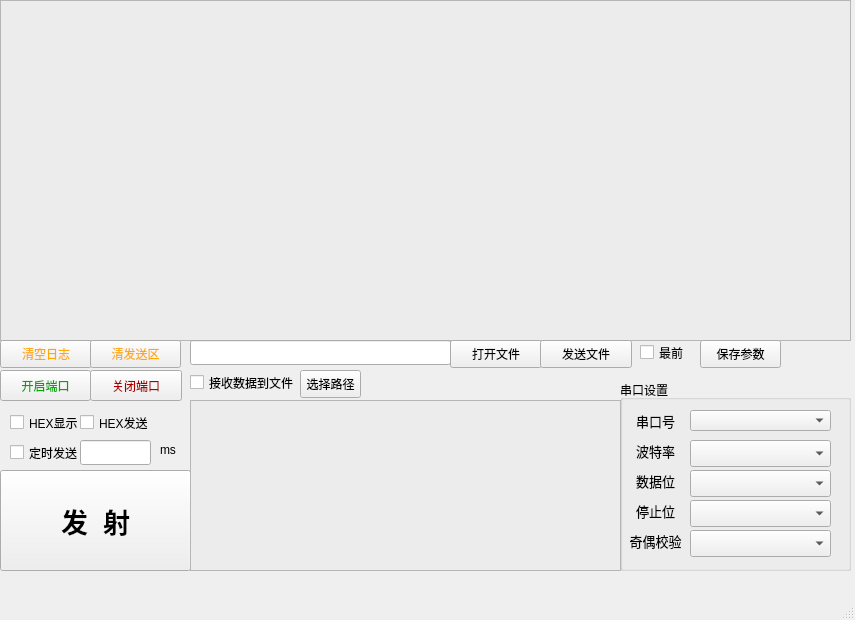
This is src/lscom/lscom.ui in HBolck/lscom as Qt 5 draws it before an edit. The edited form follows.
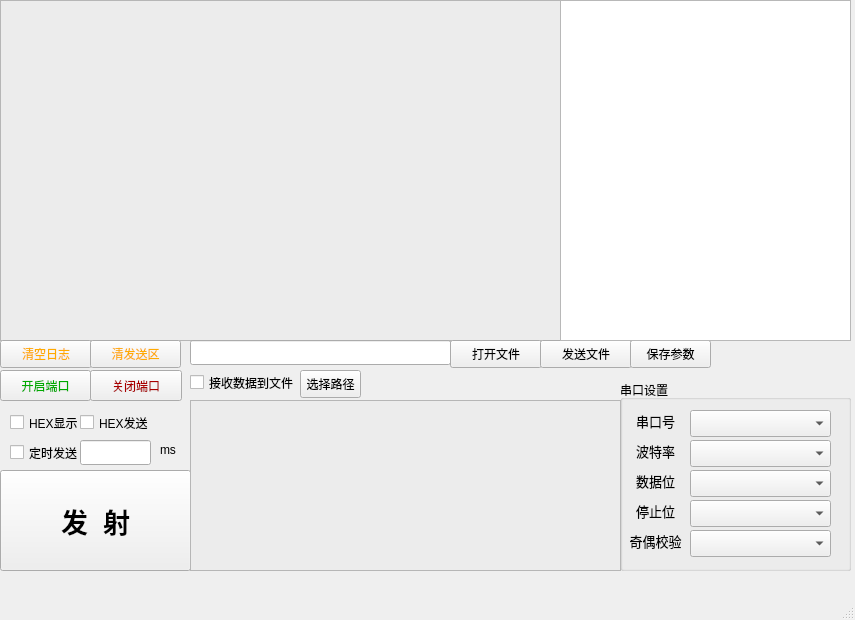
This is the edited form.

What changed in the file:
```diff
--- a/src/lscom/lscom.ui
+++ b/src/lscom/lscom.ui
@@ -59,7 +59,7 @@
        <x>70</x>
        <y>30</y>
        <width>141</width>
-       <height>21</height>
+       <height>27</height>
       </rect>
      </property>
     </widget>
@@ -215,7 +215,7 @@
      <rect>
       <x>0</x>
       <y>0</y>
-      <width>851</width>
+      <width>561</width>
       <height>341</height>
      </rect>
     </property>
@@ -300,19 +300,6 @@
      <string>清发送区</string>
     </property>
    </widget>
-   <widget class="QCheckBox" name="checkBox">
-    <property name="geometry">
-     <rect>
-      <x>640</x>
-      <y>340</y>
-      <width>61</width>
-      <height>25</height>
-     </rect>
-    </property>
-    <property name="text">
-     <string>最前</string>
-    </property>
-   </widget>
    <widget class="QCheckBox" name="cb_time_send">
     <property name="geometry">
      <rect>
@@ -329,7 +316,7 @@
    <widget class="QPushButton" name="btu_set_param">
     <property name="geometry">
      <rect>
-      <x>700</x>
+      <x>630</x>
       <y>340</y>
       <width>81</width>
       <height>28</height>
@@ -462,6 +449,16 @@
      <string>选择路径</string>
     </property>
    </widget>
+   <widget class="QTableView" name="tableView">
+    <property name="geometry">
+     <rect>
+      <x>560</x>
+      <y>0</y>
+      <width>291</width>
+      <height>341</height>
+     </rect>
+    </property>
+   </widget>
   </widget>
   <widget class="QMenuBar" name="menubar">
    <property name="geometry">
```
Left out of the diff: 2 changed lines with no effect on the pictures.
